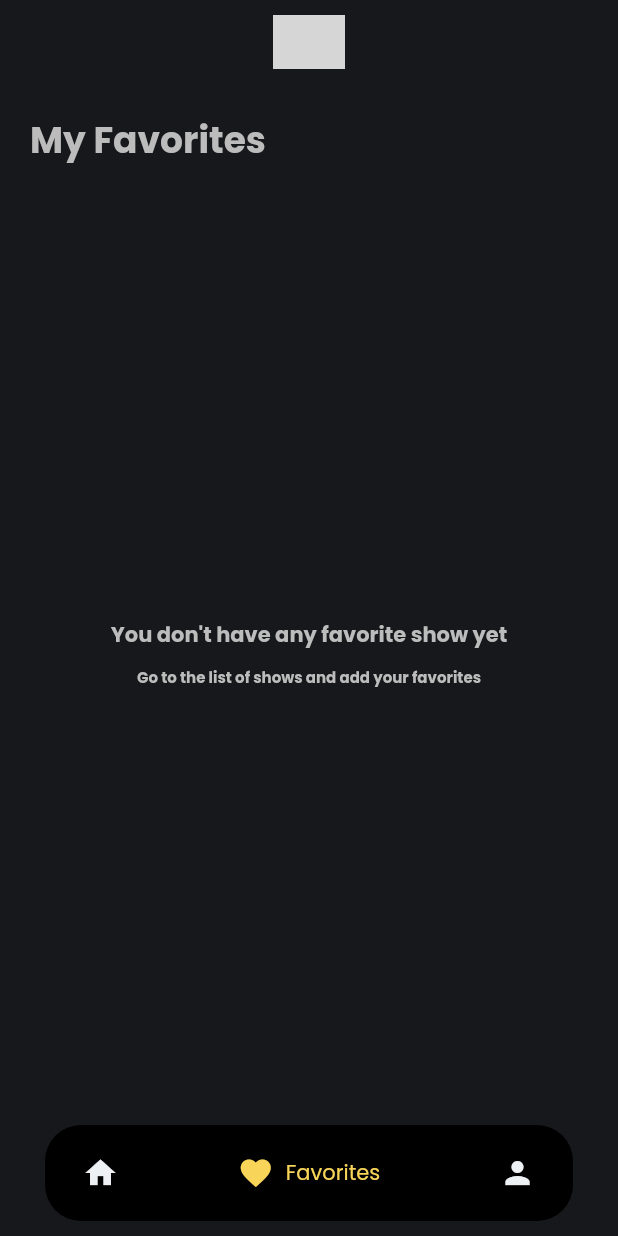
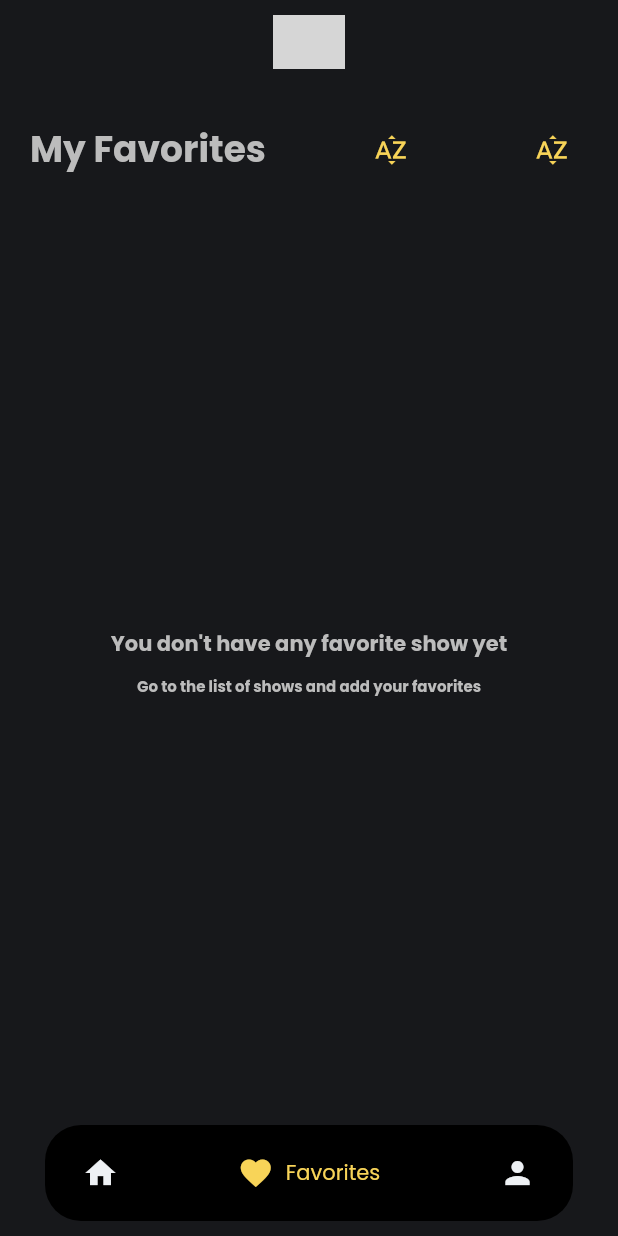
Before and after one commit to lfbardi/test_jobsity, a Flutter app: the screen it shows after launch, item 2 of the bottom bar chosen, on a phone screen of 412 x 824 dp. Run offline on Flutter 3.47's test engine with Material 2 defaults, Android fonts, the phone set to English and light mode, and no system bars; drawn by our look-alikes of cached_network_image, google_nav_bar; our stand-ins replace dartz, dio, flutter_riverpod, google_fonts, hive, hive_flutter and 1 more; accounts and stored records are empty; network calls fail; grey boxes are pictures that could not be loaded.

Commit message:
added sorting buttons

```diff
--- a/test_jobsity/lib/features/favorites_shows/presentation/ui/favorites_shows_page.dart
+++ b/test_jobsity/lib/features/favorites_shows/presentation/ui/favorites_shows_page.dart
@@ -37,12 +37,45 @@ class _FavoritesShowsPageState extends ConsumerState<FavoritesShowsPage> {
           const SizedBox(
             height: 20,
           ),
-          Align(
-            alignment: Alignment.centerLeft,
-            child: Text(
-              'My Favorites',
-              style: title.copyWith(fontSize: 24, fontWeight: FontWeight.bold),
-            ),
+          Row(
+            children: [
+              Align(
+                alignment: Alignment.centerLeft,
+                child: Text(
+                  'My Favorites',
+                  style:
+                      title.copyWith(fontSize: 24, fontWeight: FontWeight.bold),
+                ),
+              ),
+              const Spacer(),
+              IconButton(
+                onPressed: () {
+                  if (state is SuccessFavoritesShowsState) {
+                    setState(() {
+                      store.sortByAToZ(state.shows);
+                    });
+                  }
+                },
+                icon: const Icon(
+                  Icons.sort_by_alpha,
+                  color: primaryColor,
+                ),
+              ),
+              const Spacer(),
+              IconButton(
+                onPressed: () {
+                  if (state is SuccessFavoritesShowsState) {
+                    setState(() {
+                      store.sortByZToA(state.shows);
+                    });
+                  }
+                },
+                icon: const Icon(
+                  Icons.sort_by_alpha,
+                  color: primaryColor,
+                ),
+              ),
+            ],
           ),
           const SizedBox(
             height: 20,
```
Also changed, not shown: test_jobsity/lib/features/favorites_shows/presentation/store/favorites_show_store.dart (+13 -1 lines).
